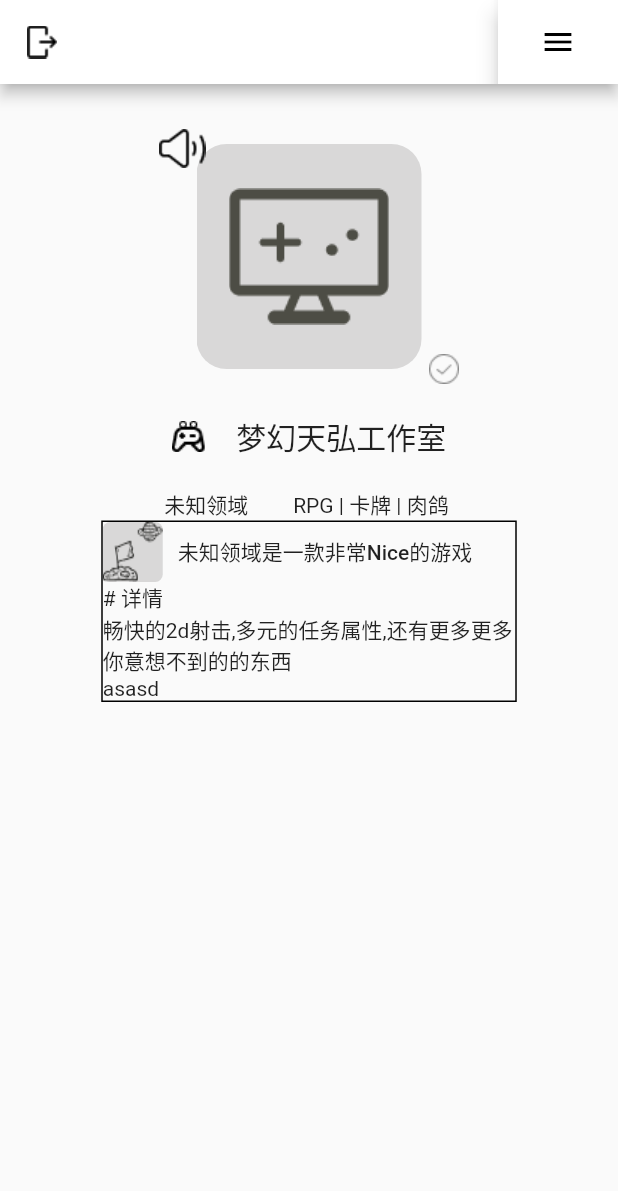
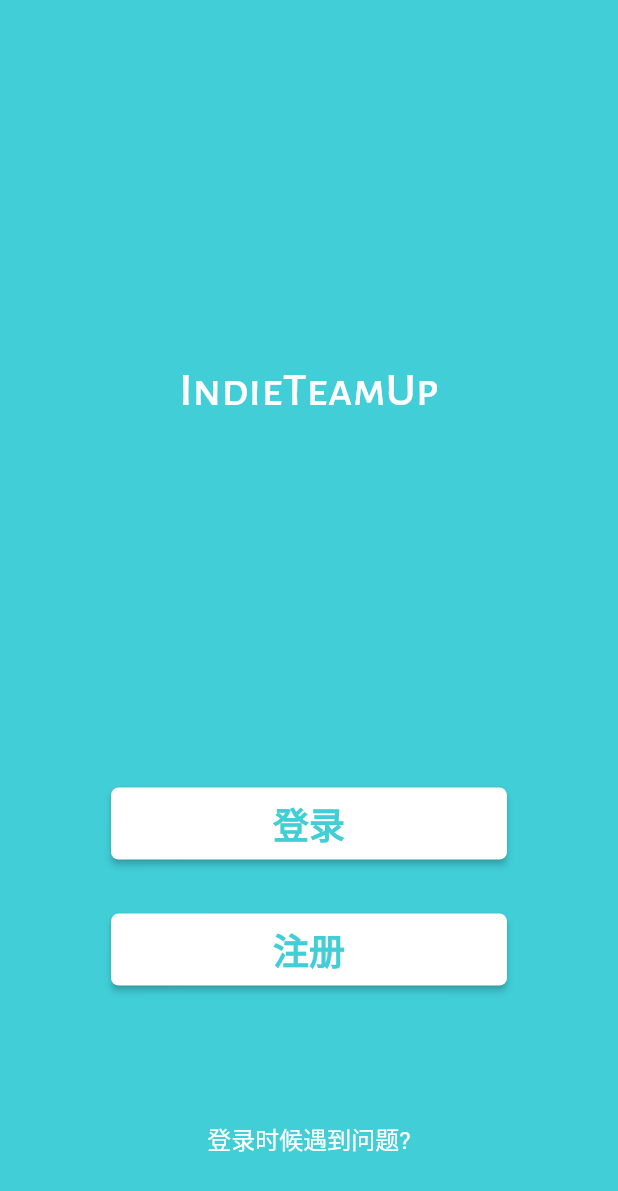
Before and after one commit to Imitater967/IndieTeamup-Client, a Flutter app: the screen it shows after launch, on a phone screen of 412 x 824 dp. Shown: the top 1191 px of the screen. Run offline on Flutter 3.47's test engine with Material 2 defaults, Android fonts, the phone set to English and light mode, and no system bars; drawn by our look-alikes of flutter_speed_dial; our stand-ins replace flutter_markdown, hexcolor.

Commit message:
继续制作

```diff
--- a/lib/main.dart
+++ b/lib/main.dart
@@ -1,8 +1,12 @@
 import 'package:flutter/material.dart';
 import 'package:flutter_markdown/flutter_markdown.dart';
 import 'package:flutter_speed_dial/flutter_speed_dial.dart';
+import 'package:hexcolor/hexcolor.dart';
+import 'package:indie_team_up/widget/page/page_LoginByPwd.dart';
 import 'package:indie_team_up/widget/widget_avatar.dart';
 import 'package:indie_team_up/widget/widget_project_description.dart';
+
+import 'widget/page/page_HomePage.dart';
 
 void main() {
   runApp(const MyApp());
@@ -15,125 +19,20 @@ class MyApp extends StatelessWidget {
   @override
   Widget build(BuildContext context) {
     return MaterialApp(
-      title: 'Indie Team Up Demo',
-      theme: ThemeData(colorScheme: ColorScheme.highContrastLight()),
-      home: const MyHomePage(title: '团队简介'),
-    );
+        title: 'HomePage',
+        theme: ThemeData.from(
+            colorScheme: ColorScheme.fromSeed(seedColor: HexColor("#41CED7"))),
+        home: Scaffold(
+          body: MyHomePage(title: ""),
+        ),
+        builder: (context, widget) {
+          return MediaQuery(
+            data: MediaQuery.of(context).copyWith(textScaleFactor: 1.0),
+            child: widget!,
+          );
+        },
+        routes: {
+          '/loginByPwd': (context) => LoginByPwd(),
+        });
   }
 }
-
-class MyHomePage extends StatefulWidget {
-  const MyHomePage({super.key, required this.title});
-
-  // This widget is the home page of your application. It is stateful, meaning
-  // that it has a State object (defined below) that contains fields that affect
-  // how it looks.
-
-  // This class is the configuration for the state. It holds the values (in this
-  // case the title) provided by the parent (in this case the App widget) and
-  // used by the build method of the State. Fields in a Widget subclass are
-  // always marked "final".
-
-  final String title;
-
-  @override
-  State<MyHomePage> createState() => _MyHomePageState();
-}
-
-class _MyHomePageState extends State<MyHomePage> {
-  int _counter = 0;
-
-  void _incrementCounter() {
-    setState(() {
-      // This call to setState tells the Flutter framework that something has
-      // changed in this State, which causes it to rerun the build method below
-      // so that the display can reflect the updated values. If we changed
-      // _counter without calling setState(), then the build method would not be
-      // called again, and so nothing would appear to happen.
-      _counter++;
-    });
-  }
-
-  @override
-  Widget build(BuildContext context) {
-    var textTheme = Theme.of(context).textTheme;
-
-    return Scaffold(
-        appBar: AppBar(
-          backgroundColor: Colors.white,
-          leading: IconButton(
-              onPressed: () {},
-              icon: Image.asset("assets/art/app_bar/icon_appbar_exit.png")),
-          centerTitle: true,
-          title: Text(widget.title),
-          actions: <Widget>[
-            Container(
-              child: SpeedDial(
-                backgroundColor: Colors.white,
-                icon: Icons.menu,
-                shape: Border(),
-                spaceBetweenChildren: 0,
-                renderOverlay: false,
-                childrenButtonSize: Size(50, 20),
-                overlayOpacity: 0,
-                childMargin: const EdgeInsets.fromLTRB(0, 0, 0, 0),
-                childPadding: const EdgeInsets.fromLTRB(0, 0, 0, 0),
-                spacing: 0,
-                animationAngle: 90,
-                activeIcon: Icons.menu_open,
-                buttonSize: const Size(80, 60),
-                overlayColor: Colors.white10,
-                direction: SpeedDialDirection.down,
-                children: [
-                  SpeedDialChild(child: Text("加关注"), shape: const Border()),
-                  SpeedDialChild(child: Text("举报"), shape: const Border()),
-                ],
-              ),
-            )
-          ],
-        ),
-        body: Center(
-          child: Column(
-            children: [
-              Column(
-                children: [
-                  WAvatar(),
-                  Padding(
-                    padding: const EdgeInsets.fromLTRB(0, 20, 0, 0),
-                    child: Row(
-                      mainAxisSize: MainAxisSize.min,
-                      children: [
-                        Image.asset("assets/art/job/icon_job_game.png"),
-                        const SizedBox(
-                          width: 20,
-                        ),
-                        Text(
-                          "梦幻天弘工作室",
-                          style: textTheme.titleLarge,
-                        ),
-                      ],
-                    ),
-                  ),
-                  const Padding(
-                    padding: EdgeInsets.fromLTRB(0, 20, 0, 0),
-                    child: Row(
-                      mainAxisSize: MainAxisSize.min,
-                      children: [
-                        Text("未知领域"),
-                        SizedBox(
-                          width: 30,
-                        ),
-                        Text("RPG | 卡牌 | 肉鸽 ")
-                      ],
-                    ),
-                  ),
-                  WProjectDescription(),
-
-                ],
-              )
-            ],
-          ),
-        ) // This trailing comma makes auto-formatting nicer for build methods.
-        );
-  }
-}
--- /dev/null
+++ b/lib/widget/Constants.dart
@@ -0,0 +1,22 @@
+import 'package:flutter/material.dart';
+import 'package:hexcolor/hexcolor.dart';
+
+class Constants{
+  static Color mainColor = HexColor("#41CED7");
+  static var titleTextStyle =  TextStyle(color: Constants.mainColor,fontSize: 24, fontWeight: FontWeight.bold);
+
+  static var mainButtonTextStyleB = const TextStyle(color: Colors.white,fontSize: 24, fontWeight: FontWeight.bold);
+  static var mainButtonStyleB = ButtonStyle(
+    minimumSize: MaterialStateProperty.all(const Size(264, 48)),
+    backgroundColor: MaterialStateProperty.all(Constants.mainColor),
+    shape: MaterialStateProperty.all(
+        RoundedRectangleBorder(borderRadius: BorderRadius.circular(5))),
+  );
+  static var mainButtonTextStyleA = TextStyle(color: Constants.mainColor,fontSize: 24, fontWeight: FontWeight.bold);
+  static var mainButtonStyleA = ButtonStyle(
+    minimumSize: MaterialStateProperty.all(const Size(264, 48)),
+    backgroundColor: MaterialStateProperty.all(Colors.white),
+    shape: MaterialStateProperty.all(
+        RoundedRectangleBorder(borderRadius: BorderRadius.circular(5))),
+  );
+}
--- /dev/null
+++ b/lib/widget/page/page_HomePage.dart
@@ -0,0 +1,81 @@
+import 'package:flutter/material.dart';
+import 'package:hexcolor/hexcolor.dart';
+
+import '../Constants.dart';
+
+class MyHomePage extends StatefulWidget {
+  const MyHomePage({super.key, required this.title});
+
+  // This widget is the home page of your application. It is stateful, meaning
+  // that it has a State object (defined below) that contains fields that affect
+  // how it looks.
+
+  // This class is the configuration for the state. It holds the values (in this
+  // case the title) provided by the parent (in this case the App widget) and
+  // used by the build method of the State. Fields in a Widget subclass are
+  // always marked "final".
+
+  final String title;
+
+  @override
+  State<MyHomePage> createState() => _MyHomePageState();
+}
+
+class _MyHomePageState extends State<MyHomePage> {
+  void _incrementCounter() {
+    setState(() {});
+  }
+
+  @override
+  Widget build(BuildContext context) {
+
+    var tipTextStyle = const TextStyle(fontSize: 16,color: Colors.white,fontWeight: FontWeight.normal);
+
+    double marign = 241;
+
+    return Container(
+      color: Constants.mainColor,
+      child: Center(
+        child: Column(
+          children: [
+            Container(
+              margin: EdgeInsets.fromLTRB(0, marign, 0, 0),
+              child: const Center(
+                child: Text(
+                  'IndieTeamUp',
+                  style: TextStyle(
+                    fontSize: 32,
+                    fontFamily: "alegreya-sans",
+                    color: Colors.white,
+                  ),
+                ),
+              ),
+            ),
+            Container(
+              margin: const EdgeInsets.fromLTRB(0, 246, 0, 0),
+              child: ElevatedButton(
+                onPressed: () {
+                  Navigator.pushNamed(context, '/loginByPwd');
+                },
+                style: Constants.mainButtonStyleA,
+                child: Text("登录", style: Constants.mainButtonTextStyleA),
+              ),
+            ),
+            Container(
+              margin: const EdgeInsets.fromLTRB(0, 36, 0, 0),
+              child: ElevatedButton(
+                onPressed: () {},
+                style: Constants.mainButtonStyleA,
+                child: Text("注册", style: Constants.mainButtonTextStyleA),
+              ),
+            ),
+            Container(
+              margin: const EdgeInsets.fromLTRB(0, 78, 0, 0),
+              child: TextButton(child: Text("登录时候遇到问题?",style: tipTextStyle,),onPressed: (){},),
+            )
+          ],
+        ),
+      ),
+    );
+  }
+}
--- /dev/null
+++ b/lib/widget/page/page_LoginByPwd.dart
@@ -0,0 +1,20 @@
+import 'package:flutter/cupertino.dart';
+
+import '../Constants.dart';
+
+class LoginByPwd extends StatefulWidget{
+  @override
+  State<StatefulWidget> createState() {
+    return _LoginByPwdState();
+  }
+
+}
+class _LoginByPwdState extends State<LoginByPwd>{
+  @override
+  Widget build(BuildContext context) {
+    return Container(
+      color: Constants.mainColor,
+    );
+  }
+
+}
--- a/lib/widget/widget_project_description.dart
+++ b/lib/widget/widget_project_description.dart
@@ -54,7 +54,7 @@ class _FProjectDescriptionState extends State<WProjectDescription> {
             ),
             Text(
               description,
-              maxLines: 5,
+              maxLines: 30,
               overflow: TextOverflow.ellipsis,
             ),
           ],
--- a/pubspec.yaml
+++ b/pubspec.yaml
@@ -37,6 +37,7 @@ dependencies:
   cupertino_icons: ^1.0.2
   flutter_speed_dial: ^7.0.0
   flutter_markdown: ^0.6.18+2
+  hexcolor: ^3.0.1
 
 dev_dependencies:
   flutter_test:
@@ -60,6 +61,10 @@ flutter:
   # the material Icons class.
   uses-material-design: true
 
+  fonts:
+    - family: alegreya-sans
+      fonts:
+        - asset: assets/fonts/alegreya-sans-sc-medium.ttf
   # To add assets to your application, add an assets section, like this:
   assets:
     - assets/art/app_bar/
@@ -77,7 +82,6 @@ flutter:
   # "family" key with the font family name, and a "fonts" key with a
   # list giving the asset and other descriptors for the font. For
   # example:
-  # fonts:
   #   - family: Schyler
   #     fonts:
   #       - asset: fonts/Schyler-Regular.ttf
```
Also changed, not shown: assets/fonts/alegreya-sans-sc-medium.ttf (added), 1 other file.
